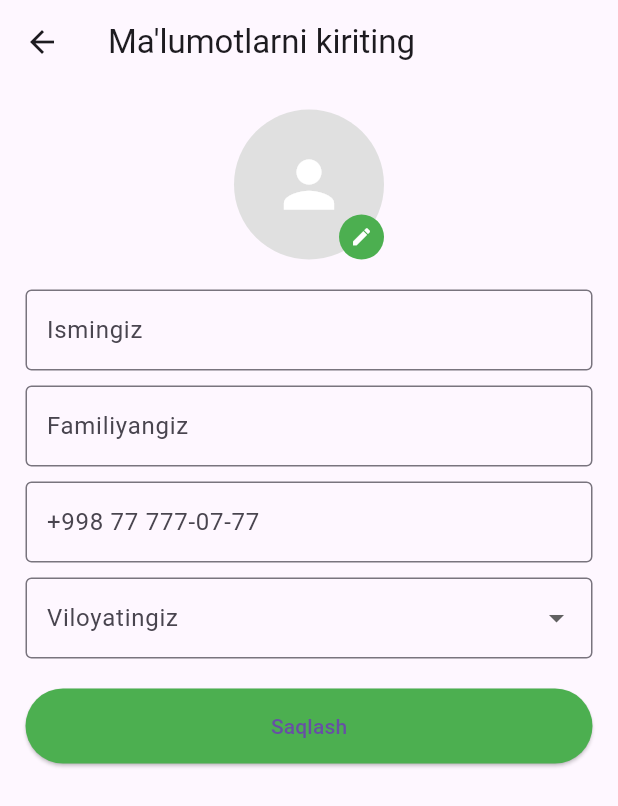
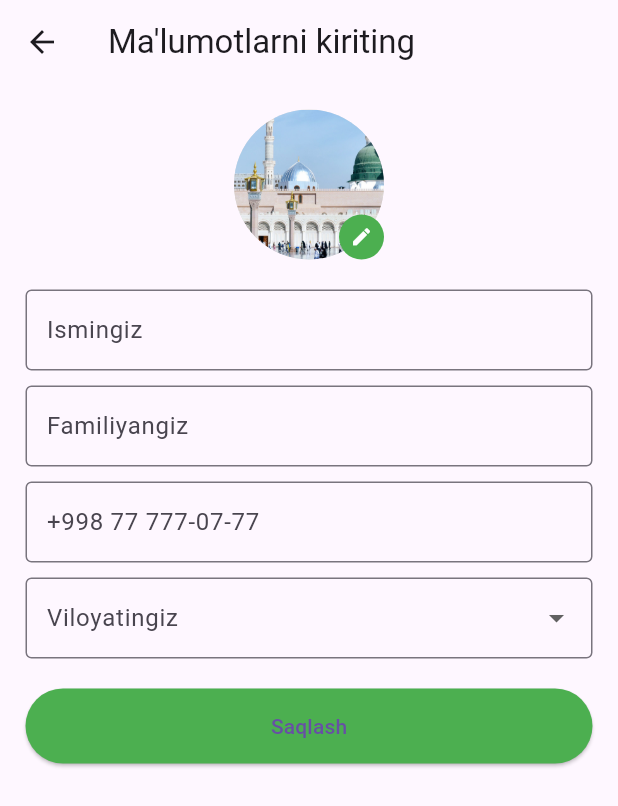
Before and after one commit to EgamberdiyevaNozima/air_travel, a Flutter app: the MalumotlarniKiritishPage screen opened by its route, on a phone screen of 412 x 824 dp. Shown: the top 806 px of the screen. Run offline on Flutter 3.47's test engine with Material 3 defaults, Android fonts, the phone set to English and light mode, and no system bars; our stand-ins replace flutter_svg, go_router.

Commit message:
ma'lumot kiritish qismida profilega image

```diff
--- a/lib/malumot_kiritish/presentation/widgets/profile_picture_widget.dart
+++ b/lib/malumot_kiritish/presentation/widgets/profile_picture_widget.dart
@@ -9,11 +9,7 @@ class ProfilePictureWidget extends StatelessWidget {
         CircleAvatar(
           radius: 50,
           backgroundColor: Colors.grey[300],
-          child: Icon(
-            Icons.person,
-            size: 50,
-            color: Colors.white,
-          ),
+          backgroundImage: AssetImage('TravelAssets/images/offers/offers_5.jpg'),
         ),
         CircleAvatar(
           radius: 15,
--- a/pubspec.yaml
+++ b/pubspec.yaml
@@ -66,6 +66,7 @@ flutter:
     - TravelAssets/images/onboarding/
     - TravelAssets/images/places/
     - TravelAssets/TravelDiary/
+    - TravelAssets/images/offers/
 
   # To add assets to your application, add an assets section, like this:
   # assets:
```
